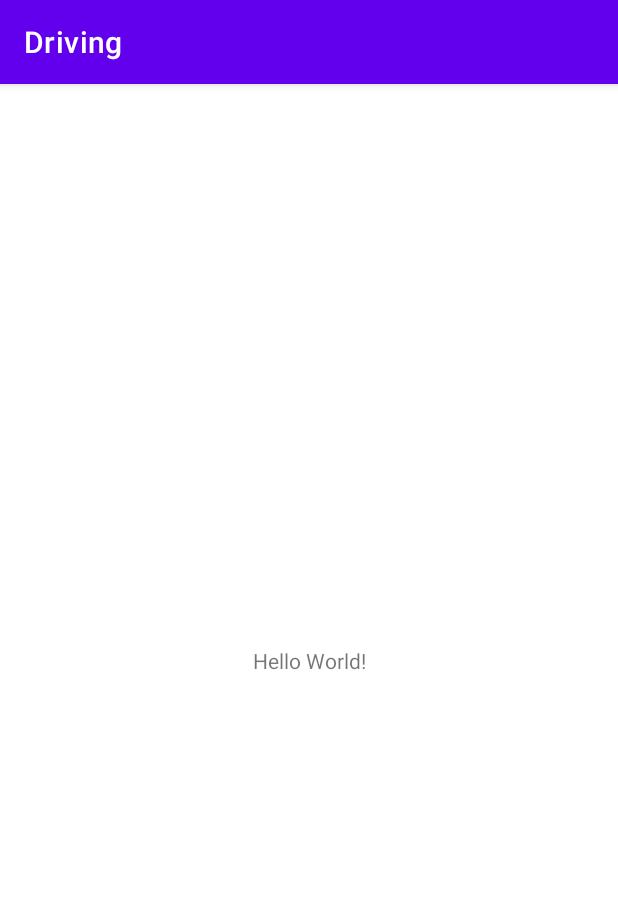
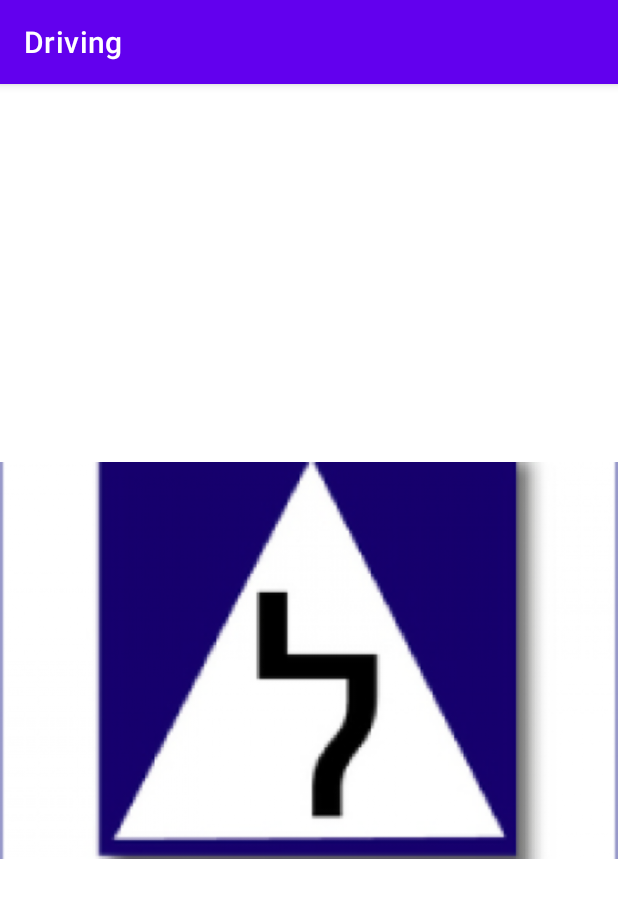
Before and after one commit to ShabrireiBerchovArarat/Driving, an Android app: the screen it shows after launch (MainActivity), on a phone screen of 412 x 824 dp. Shown: the top 898 px of the screen. Run offline under Robolectric (Android 15) with nearby library versions, the phone set to English and light mode, and no system bars.

Commit message:
Added the logo for the main activity.

```diff
--- a/app/src/main/java/com/paz/razabi/driving/MainActivity.java
+++ b/app/src/main/java/com/paz/razabi/driving/MainActivity.java
@@ -3,6 +3,7 @@ package com.paz.razabi.driving;
 import androidx.appcompat.app.AppCompatActivity;
 
 import android.os.Bundle;
+import android.widget.ImageView;
 
 public class MainActivity extends AppCompatActivity {
 
--- a/app/src/main/res/layout/activity_main.xml
+++ b/app/src/main/res/layout/activity_main.xml
@@ -6,13 +6,13 @@
     android:layout_height="match_parent"
     tools:context=".MainActivity">
 
-    <TextView
+    <ImageView
+        android:id="@+id/imageView"
         android:layout_width="wrap_content"
         android:layout_height="wrap_content"
-        android:text="Hello World!"
         app:layout_constraintBottom_toBottomOf="parent"
-        app:layout_constraintLeft_toLeftOf="parent"
-        app:layout_constraintRight_toRightOf="parent"
-        app:layout_constraintTop_toTopOf="parent" />
-
+        app:layout_constraintEnd_toEndOf="parent"
+        app:layout_constraintStart_toStartOf="parent"
+        app:layout_constraintTop_toTopOf="parent"
+        app:srcCompat="@drawable/lamed" />
 </androidx.constraintlayout.widget.ConstraintLayout>
```
Also changed, not shown: app/src/main/res/drawable/lamed.png (added).
